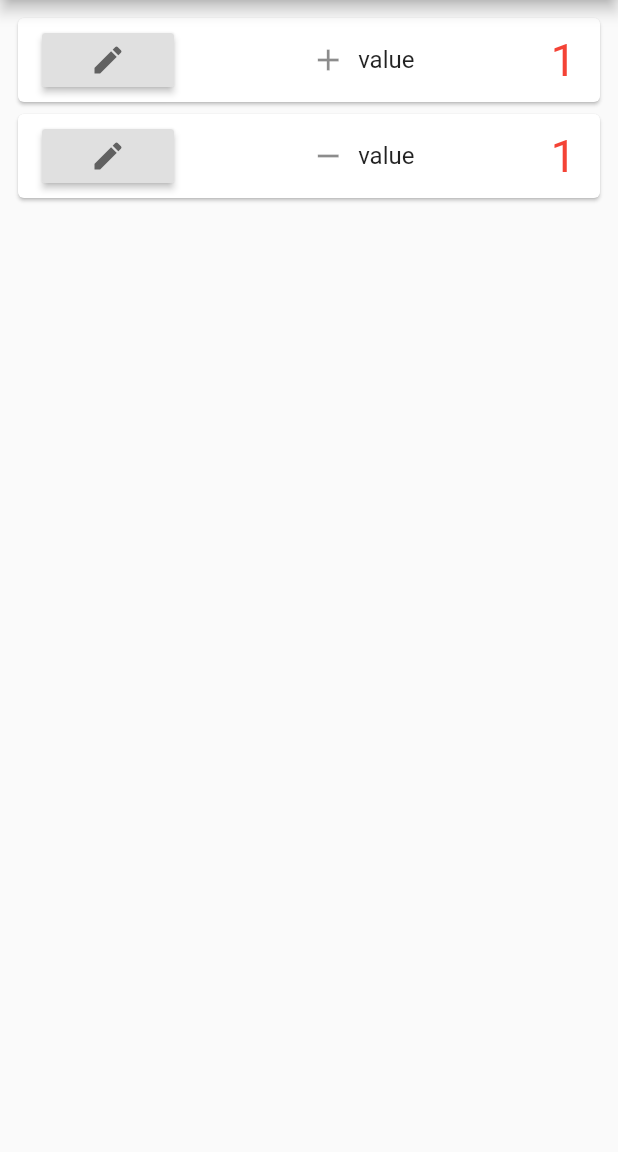
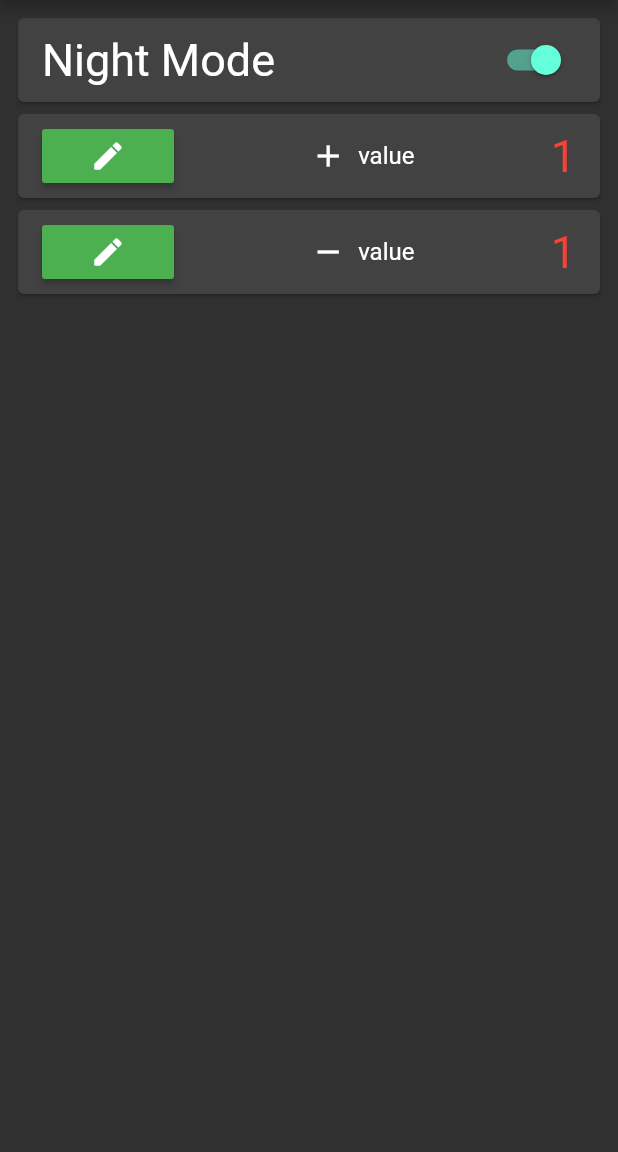
Before and after one commit to TylerSustare/flutter-score-keeper, a Flutter app: the screen it shows after launch, after a tap on the "person add" icon, after a tap on the "settings" icon, on a phone screen of 412 x 824 dp, the part 84-1236 px from its top. Run offline on Flutter 3.47's test engine with Material 2 defaults, Android fonts, the phone set to English and light mode, and no system bars.

Commit message:
add dark mode

```diff
--- a/score_keeper/lib/main.dart
+++ b/score_keeper/lib/main.dart
@@ -1,15 +1,31 @@
 import 'package:flutter/material.dart';
+import 'package:provider/provider.dart';
 import 'package:score_keeper/models/player.dart';
 import 'package:score_keeper/screens/players_screen.dart';
+import 'package:score_keeper/models/theme.dart';
 
 import 'models/game.dart';
 
-void main() => runApp(
-      MaterialApp(
-        title: 'Simple Score Keeper',
-        home: MainApp(),
-      ),
+void main() => runApp(Wrapper());
+
+class Wrapper extends StatelessWidget {
+  @override
+  Widget build(BuildContext context) {
+    return ChangeNotifierProvider(
+        create: (context) => GameTheme(), child: App());
+  }
+}
+
+class App extends StatelessWidget {
+  @override
+  Widget build(BuildContext context) {
+    return MaterialApp(
+      title: 'Simple Score Keeper',
+      theme: ThemeData(brightness: Provider.of<GameTheme>(context).brightness),
+      home: MainApp(),
     );
+  }
+}
 
 class MainApp extends StatefulWidget {
   @override
--- /dev/null
+++ b/score_keeper/lib/models/theme.dart
@@ -0,0 +1,15 @@
+import 'package:flutter/material.dart';
+
+class GameTheme extends ChangeNotifier {
+  Brightness brightness = Brightness.dark;
+  Color color = Colors.green;
+  bool isDark = true;
+
+  void toggleDark() {
+    brightness =
+        brightness == Brightness.dark ? Brightness.light : Brightness.dark;
+    isDark = !isDark;
+    color = isDark ? Colors.green : Colors.blue;
+    notifyListeners();
+  }
+}
--- a/score_keeper/lib/screens/options_screen.dart
+++ b/score_keeper/lib/screens/options_screen.dart
@@ -1,6 +1,8 @@
 import 'package:flutter/material.dart';
+import 'package:provider/provider.dart';
 import 'package:score_keeper/models/game.dart';
 import 'package:score_keeper/widgets/change_inc_dec_value_dialog.dart';
+import 'package:score_keeper/models/theme.dart';
 
 class OptionsScreen extends StatefulWidget {
   OptionsScreen({@required this.game});
@@ -35,10 +37,25 @@ class _OptionsScreenState extends State<OptionsScreen> {
           children: <Widget>[
             Card(
               child: ListTile(
+                leading: Text(
+                  'Night Mode',
+                  style: TextStyle(fontSize: 30.0),
+                ),
+                trailing: Switch(
+                  onChanged: (value) =>
+                      Provider.of<GameTheme>(context, listen: false)
+                          .toggleDark(),
+                  value: Provider.of<GameTheme>(context).isDark,
+                ),
+              ),
+            ),
+            Card(
+              child: ListTile(
                 leading: new RaisedButton(
+                  color: Provider.of<GameTheme>(context).color,
                   child: new Icon(
                     Icons.edit,
-                    color: Colors.grey[700],
+                    color: Colors.white,
                   ),
                   onPressed: () async {
                     String add = await _displayDialog(context);
@@ -68,9 +85,10 @@ class _OptionsScreenState extends State<OptionsScreen> {
             Card(
               child: ListTile(
                 leading: new RaisedButton(
+                  color: Provider.of<GameTheme>(context).color,
                   child: new Icon(
                     Icons.edit,
-                    color: Colors.grey[700],
+                    color: Colors.white,
                   ),
                   onPressed: () async {
                     String add = await _displayDialog(context);
--- a/score_keeper/lib/widgets/add_player_form.dart
+++ b/score_keeper/lib/widgets/add_player_form.dart
@@ -1,5 +1,7 @@
 import 'package:flutter/material.dart';
+import 'package:provider/provider.dart';
 import 'package:score_keeper/models/player.dart';
+import 'package:score_keeper/models/theme.dart';
 
 // Create a Form widget.
 class AddPlayerForm extends StatefulWidget {
@@ -94,7 +96,7 @@ class AddPlayerFormState extends State<AddPlayerForm> {
                         Icons.person_add,
                         color: Colors.white,
                       ),
-                      color: Colors.blue,
+                      color: Provider.of<GameTheme>(context).color,
                       key: new Key('add-player-to-game'),
                     ),
                   ),
--- a/score_keeper/lib/widgets/display_player_list.dart
+++ b/score_keeper/lib/widgets/display_player_list.dart
@@ -23,14 +23,10 @@ class DisplayPlayerList extends StatelessWidget {
             // trailing: Icon(Icons.edit),
             title: Text(
               '${players[index].name}',
-              style: new TextStyle(
-                color: Colors.red,
-              ),
             ),
             leading: new FlatButton(
               child: new Icon(
                 Icons.delete,
-                color: Colors.grey[700],
               ),
               onPressed: () async {
                 await showDialog(
--- a/score_keeper/lib/widgets/score_controls.dart
+++ b/score_keeper/lib/widgets/score_controls.dart
@@ -21,7 +21,6 @@ class ScoreControls extends StatelessWidget {
         new FlatButton(
           child: new Icon(
             Icons.remove,
-            color: Colors.grey[700],
           ),
           onPressed: () {
             game.players[index].decrementScore(this.game.decrementValue);
@@ -32,7 +31,6 @@ class ScoreControls extends StatelessWidget {
         new FlatButton(
           child: new Icon(
             Icons.edit,
-            color: Colors.grey[700],
           ),
           onPressed: () async {
             String add = await _displayDialog(context);
@@ -46,7 +44,6 @@ class ScoreControls extends StatelessWidget {
         new FlatButton(
           child: new Icon(
             Icons.add,
-            color: Colors.grey[700],
           ),
           onPressed: () {
             game.players[index].incrementScore(this.game.incrementValue);
```
Also changed, not shown: score_keeper/lib/widgets/keep_score_button.dart (+7 -3 lines), score_keeper/lib/widgets/player_name_and_score_tile.dart (+5 -5 lines), score_keeper/pubspec.yaml (+1 -7 lines), 7 other files.
